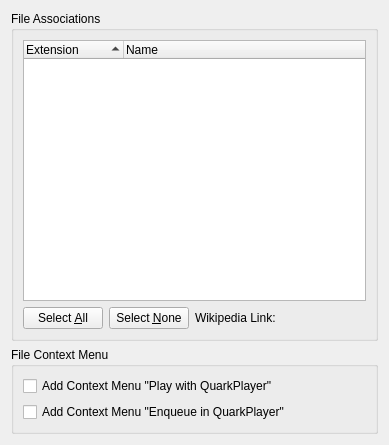
Before: the Qt Designer form quarkplayer/config/WinFileAssociationsConfigWidget.ui in tkrotoff/QuarkPlayer, drawn with Qt 5.
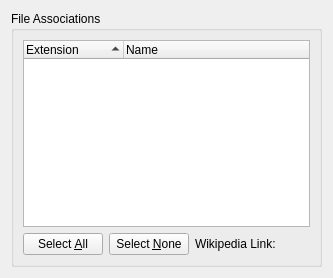
After: the same form once the commit is applied.

Commit message: Integrate WinShellContextMenu inside QuarkPlayer Remove library winfileassociations Change TkFile::isDir() implementation to make it more readable

Diff of the .ui file:
```diff
--- a/quarkplayer/config/WinFileAssociationsConfigWidget.ui
+++ b/quarkplayer/config/WinFileAssociationsConfigWidget.ui
@@ -1,12 +1,12 @@
 <ui version="4.0" >
  <class>WinFileAssociationsConfigWidget</class>
- <widget class="QWidget" name="WinFileAssociationsConfigWidget" >
-  <property name="geometry" >
+ <widget class="QWidget" name="WinFileAssociationsConfigWidget">
+  <property name="geometry">
    <rect>
     <x>0</x>
     <y>0</y>
-    <width>389</width>
-    <height>445</height>
+    <width>333</width>
+    <height>278</height>
    </rect>
   </property>
   <layout class="QGridLayout" name="gridLayout_3" >
@@ -88,29 +88,6 @@
      </layout>
     </widget>
    </item>
-   <item row="1" column="0" >
-    <widget class="QGroupBox" name="groupBox" >
-     <property name="title" >
-      <string>File Context Menu</string>
-     </property>
-     <layout class="QGridLayout" name="gridLayout" >
-      <item row="0" column="0" >
-       <widget class="QCheckBox" name="checkBoxPlayWith" >
-        <property name="text" >
-         <string>Add Context Menu "Play with QuarkPlayer"</string>
-        </property>
-       </widget>
-      </item>
-      <item row="1" column="0" >
-       <widget class="QCheckBox" name="checkBoxEnqueue" >
-        <property name="text" >
-         <string>Add Context Menu "Enqueue in QuarkPlayer"</string>
-        </property>
-       </widget>
-      </item>
-     </layout>
-    </widget>
-   </item>
   </layout>
  </widget>
  <resources/>
```
Left out of the diff: 57 changed lines with no effect on the pictures. The commit also changes 14 other files.
